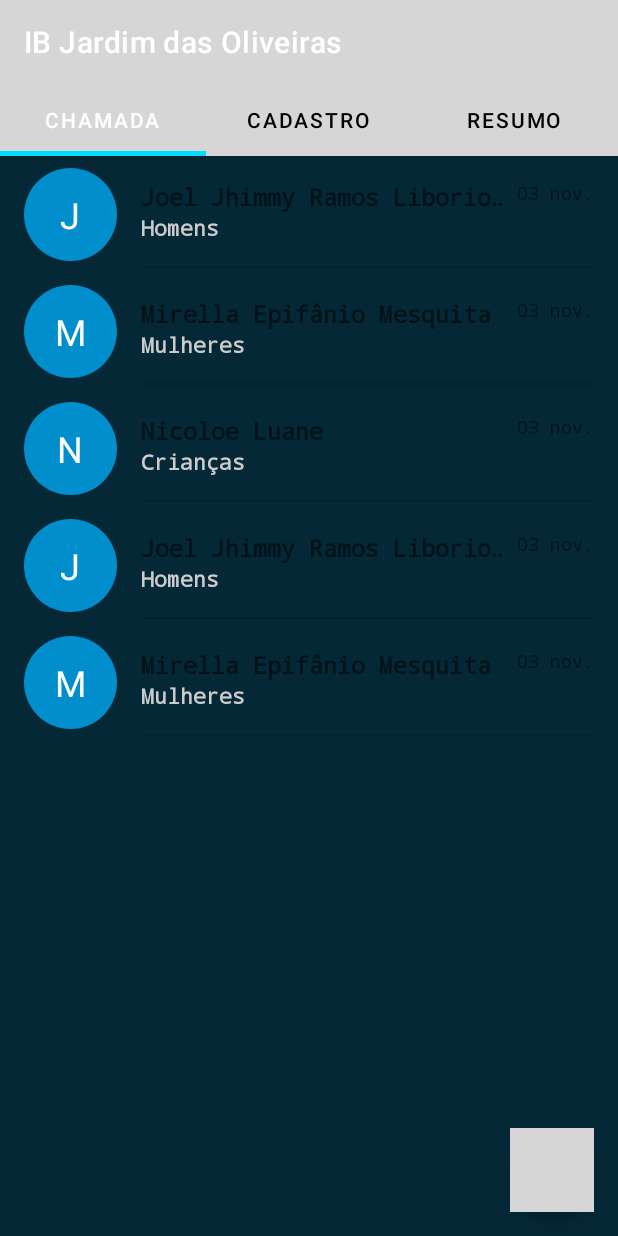
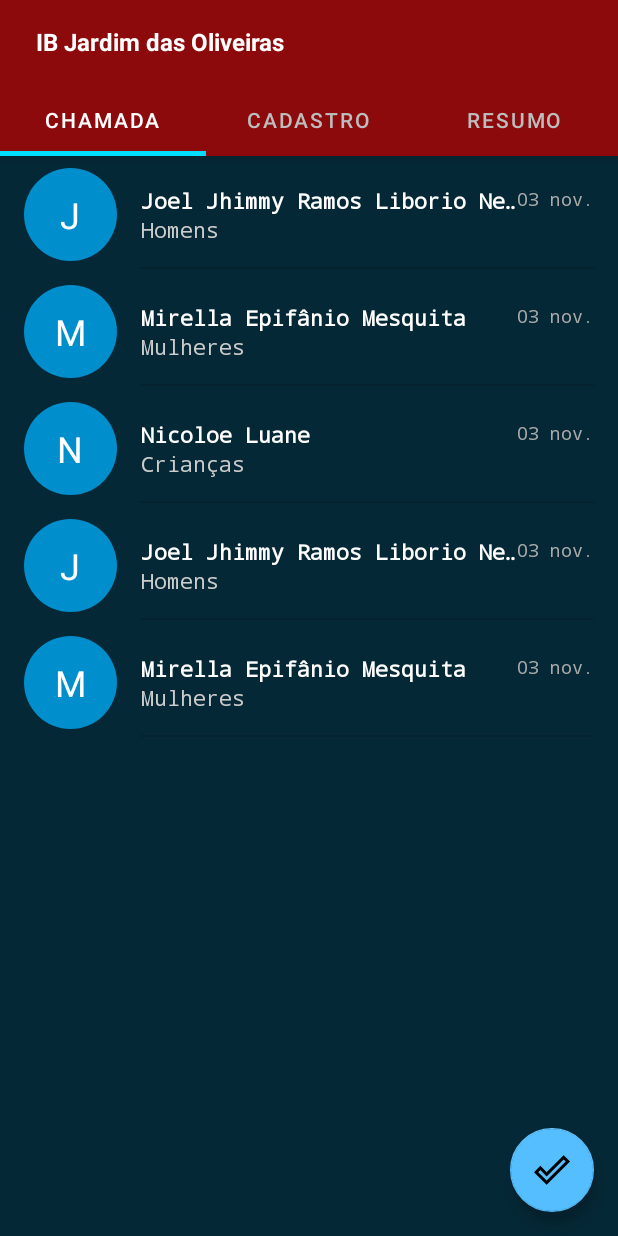
Before and after one commit to JhimmyLiborio/ebd-ibjo, an Android app: the screen it shows after launch (MainActivity), on a phone screen of 412 x 824 dp. Run offline under Robolectric (Android 15) with nearby library versions, the phone set to English and light mode, and no system bars; grey boxes are pictures that could not be loaded.

Commit message:
Ajuste de cor/propriedade

```diff
--- a/app/src/main/res/layout/activity_main.xml
+++ b/app/src/main/res/layout/activity_main.xml
@@ -12,28 +12,40 @@
         android:id="@+id/appLayout"
         android:layout_width="match_parent"
         android:layout_height="wrap_content"
-        android:background="@color/colorPrimary"
+        android:background="@color/primaryDarkColor"
         android:theme="@style/Theme.MaterialComponents.Light.NoActionBar">
 
         <androidx.appcompat.widget.Toolbar
             android:id="@+id/toolbar"
-            app:titleTextColor="@android:color/white"
-            app:title="IB Jardim das Oliveiras"
             android:layout_width="match_parent"
-            android:layout_height="wrap_content"/>
+            android:layout_height="wrap_content">
+
+            <TextView
+                android:id="@+id/title"
+                android:layout_width="wrap_content"
+                android:layout_height="wrap_content"
+                android:gravity="center"
+                android:padding="8dp"
+                android:text="@string/titulo_toolbar"
+                android:textColor="@color/primaryTextColor"
+                android:textSize="16sp"
+                android:textStyle="bold" />
+
+        </androidx.appcompat.widget.Toolbar>
 
         <com.google.android.material.tabs.TabLayout
             android:id="@+id/tabLayout"
             android:layout_width="match_parent"
             android:layout_height="wrap_content"
 
+            android:background="@color/primaryDarkColor"
             android:textStyle="bold"
+            app:tabIndicatorAnimationDuration="300"
+            app:tabIndicatorColor="@android:color/holo_blue_bright"
             app:tabIndicatorHeight="3dp"
-            app:tabIndicatorAnimationDuration="300"
-            android:background="@color/colorPrimary"
-            app:tabTextColor="@color/secondaryTextColor"
-            app:tabIndicatorColor="@android:color/holo_blue_bright"
-            app:tabSelectedTextColor="@android:color/white">
+            app:tabSelectedTextColor="@android:color/white"
+            app:tabTextColor="@color/terciarioPrimaryColor">
+
 
             <com.google.android.material.tabs.TabItem
                 android:id="@+id/tabItemChamada"
--- a/app/src/main/res/layout/aluno_item_lista.xml
+++ b/app/src/main/res/layout/aluno_item_lista.xml
@@ -26,14 +26,15 @@
         android:layout_width="match_parent"
         android:layout_height="wrap_content"
         tools:text="Joel Jhimmy Ramos Libório"
+        android:textColor="@android:color/white"
         android:ellipsize="marquee"
         android:singleLine="true"
-        android:textSize="16sp"
+        android:textSize="14sp"
         android:textStyle="bold"
         android:typeface="monospace"
 
         android:layout_marginStart="16dp"
-        android:layout_marginTop="8dp"
+        android:layout_marginTop="12dp"
         android:layout_toEndOf="@+id/textIcon"
         android:layout_alignTop="@+id/textIcon"
         android:layout_toStartOf="@+id/textData"/>
@@ -46,10 +47,10 @@
         android:singleLine="true"
         android:ellipsize="marquee"
         android:textSize="14sp"
-        android:textStyle="bold"
         android:typeface="monospace"
-
+        android:textColor="@android:color/darker_gray"
         android:layout_marginStart="16dp"
+        android:layout_marginBottom="3dp"
         android:layout_below="@+id/textNome"
         android:layout_toEndOf="@+id/textIcon"
         android:layout_toStartOf="@+id/textData"/>
@@ -62,8 +63,8 @@
         android:ellipsize="marquee"
         android:textSize="12sp"
         android:typeface="monospace"
-
-        android:layout_marginTop="8dp"
+        android:textColor="@android:color/darker_gray"
+        android:layout_marginTop="12dp"
         android:layout_marginEnd="16dp"
         android:layout_alignParentEnd="true"
         android:layout_alignTop="@+id/textIcon"/>
@@ -72,7 +73,7 @@
         android:id="@+id/divider"
         android:layout_width="match_parent"
         android:layout_height="1dp"
-        android:layout_marginTop="16dp"
+        android:layout_marginTop="12dp"
         android:layout_marginStart="16dp"
         android:layout_marginEnd="16dp"
         android:layout_toEndOf="@+id/textIcon"
--- a/app/src/main/res/layout/fragment_fragment_chamada.xml
+++ b/app/src/main/res/layout/fragment_fragment_chamada.xml
@@ -25,8 +25,10 @@
         android:layout_alignParentBottom="true"
 
         app:rippleColor="@android:color/darker_gray"
-        app:backgroundTint="@android:color/holo_blue_bright"
-        android:src="@drawable/round_verified_white_36dp"
+        app:backgroundTint="@color/secondaryColor"
+        android:tint="@android:color/white"
+        android:src="@drawable/ic_done_outline_white_24dp"
+
         tools:ignore="ContentDescription"
         app:fabSize="auto"/>
 
```
